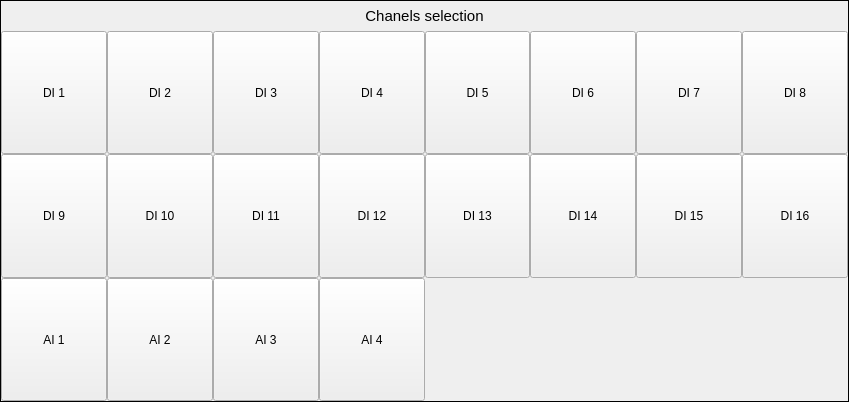
coucou1121/Datalogger, file settingChannelSelection.ui: the form before one commit.
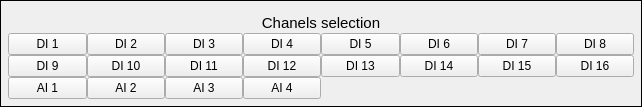
The form after the commit.

Commit message: set menu trigger setting on setting menu

The edit to the form file:
```diff
--- a/settingChannelSelection.ui
+++ b/settingChannelSelection.ui
@@ -6,8 +6,8 @@
    <rect>
     <x>0</x>
     <y>0</y>
-    <width>849</width>
-    <height>402</height>
+    <width>642</width>
+    <height>107</height>
    </rect>
   </property>
   <property name="minimumSize">
@@ -24,16 +24,16 @@
   </property>
   <layout class="QGridLayout" name="gridLayout">
    <property name="leftMargin">
-    <number>0</number>
+    <number>7</number>
    </property>
    <property name="topMargin">
-    <number>0</number>
+    <number>7</number>
    </property>
    <property name="rightMargin">
-    <number>0</number>
+    <number>7</number>
    </property>
    <property name="bottomMargin">
-    <number>0</number>
+    <number>7</number>
    </property>
    <property name="spacing">
     <number>0</number>
```
The commit also changes 21 other files.
